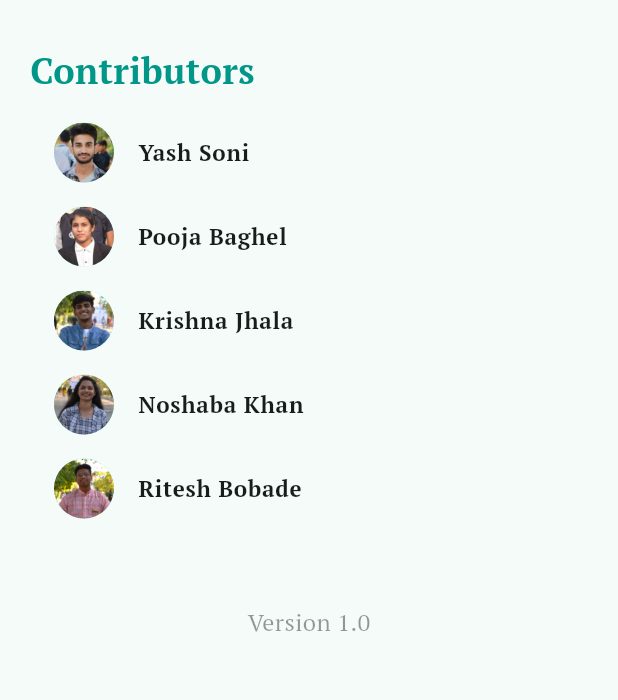
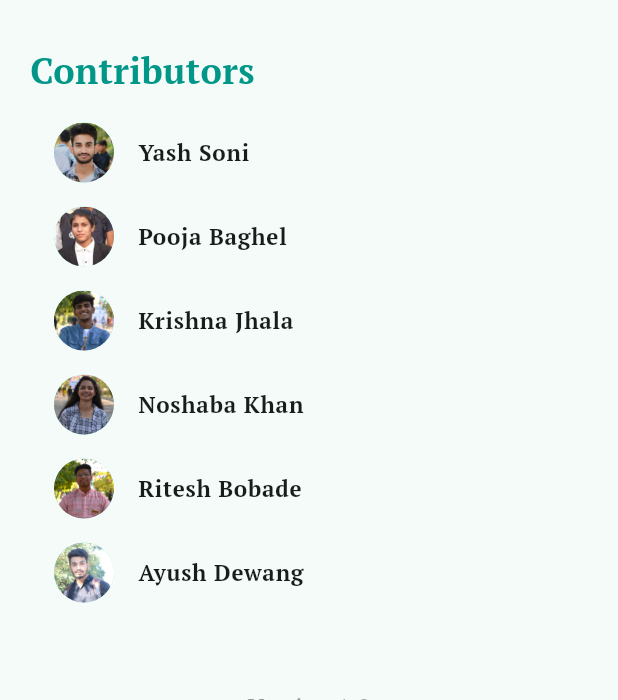
Before and after one commit to Its-YashSoni/Aayu, a Flutter app: the AboutScreen screen opened directly, scrolled down 567 dp, on a phone screen of 412 x 824 dp, the part 536-1236 px from its top. Run offline on Flutter 3.47's test engine with Material 3 defaults, Android fonts, the phone set to English and light mode, and no system bars; our stand-ins replace cloud_firestore, firebase_auth, firebase_core, firebase_storage, google_fonts, google_sign_in and 3 more; missing offline and left inert: icons_flutter, splashify, tflite_v2; accounts and stored records are empty.

```diff
--- a/lib/main.dart
+++ b/lib/main.dart
@@ -11,7 +11,7 @@ void main() async {
   try{
     await Firebase.initializeApp(options: FirebaseOptions(
         apiKey: "AIzaSyCjEoF_WYc3RHI4x1SCE3wDtl3rwD2KyMc",
-        appId: "1:1023165946413:android:ecf8ebe07f5e45779736a4",
+        appId: "1:1023165946413:android:1eb37e82e6f9112c9736a4",
         messagingSenderId: "1023165946413",
         projectId: "aayu-mpi",
         storageBucket: "aayu-mpi.appspot.com"
--- a/lib/screens/about.dart
+++ b/lib/screens/about.dart
@@ -104,6 +104,8 @@ class AboutScreen extends StatelessWidget {
                       context, 'assets/noshaba-min.JPG', 'Noshaba Khan'),
                   _buildContributorTile(
                       context, 'assets/ritesh-min.JPG', 'Ritesh Bobade'),
+                  _buildContributorTile(
+                      context, 'assets/ayush.png', 'Ayush Dewang'),
                 ],
               ),
               SizedBox(height: 50),
--- a/lib/screens/screen_builder.dart
+++ b/lib/screens/screen_builder.dart
@@ -325,8 +325,8 @@ class _DrawerScreenState extends State<DrawerScreen> {
                 CircleAvatar(
                   radius: MediaQuery.of(context).size.width * 0.1,
                   backgroundImage: widget.isGuest || user == null
-                      ? AssetImage('assets/logo.png')
-                      : NetworkImage('${user!.photoURL}'),
+                      ? AssetImage('assets/logo.png') as ImageProvider<Object>?
+                      : NetworkImage('${user!.photoURL}') as ImageProvider<Object>?,
                 ),
                 Column(
                   mainAxisAlignment: MainAxisAlignment.center,
--- a/pubspec.yaml
+++ b/pubspec.yaml
@@ -19,7 +19,7 @@ publish_to: 'none' # Remove this line if you wish to publish to pub.dev
 version: 1.0.0+1
 
 environment:
-  sdk: '>=3.4.0 <4.0.0'
+  sdk: '>=2.17.0 <4.0.0'
 
 # Dependencies specify other packages that your package needs in order to work.
 # To automatically upgrade your package dependencies to the latest versions
```
Also changed, not shown: assets/ayush.png (added), 5 other files.
